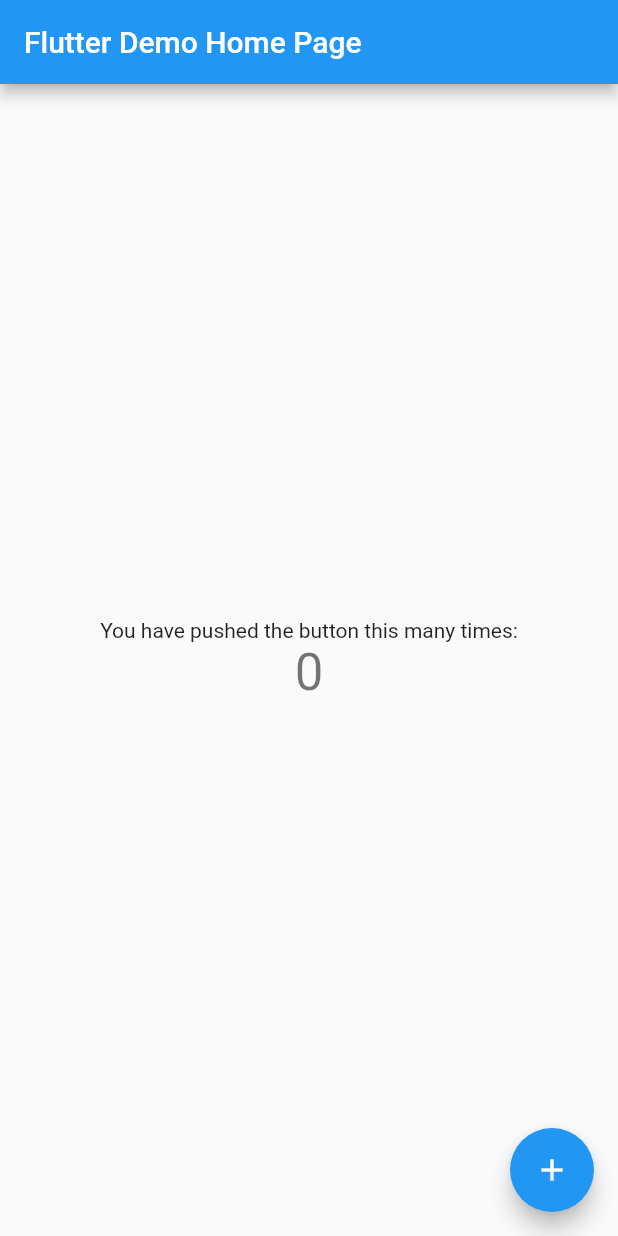
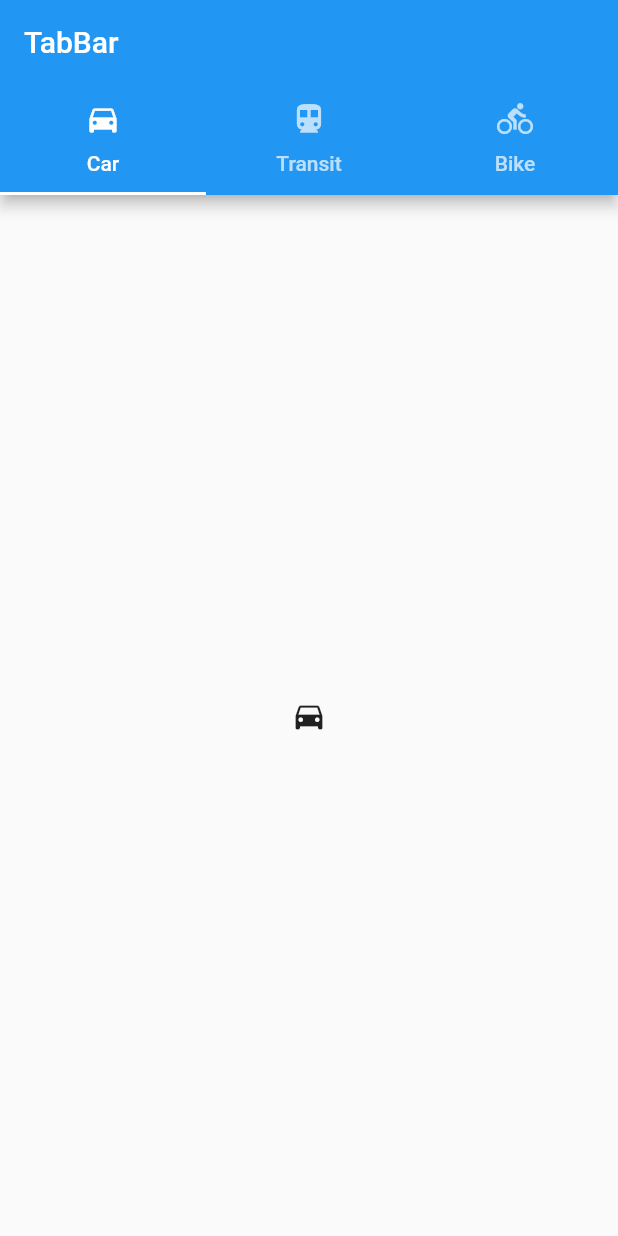
Before and after one commit to Nuengnakhap/flutter_exercises, a Flutter app: the screen it shows after launch, on a phone screen of 412 x 824 dp. Run offline on Flutter 3.47's test engine with Material 2 defaults, Android fonts, the phone set to English and light mode, and no system bars.

Commit message:
add new widget

```diff
--- a/lib/main.dart
+++ b/lib/main.dart
@@ -20,92 +20,86 @@ class MyApp extends StatelessWidget {
         // is not restarted.
         primarySwatch: Colors.blue,
       ),
-      home: MyHomePage(title: 'Flutter Demo Home Page'),
+      home: MyHomePage(),
     );
   }
 }
 
-class MyHomePage extends StatefulWidget {
-  MyHomePage({Key key, this.title}) : super(key: key);
-
-  // This widget is the home page of your application. It is stateful, meaning
-  // that it has a State object (defined below) that contains fields that affect
-  // how it looks.
-
-  // This class is the configuration for the state. It holds the values (in this
-  // case the title) provided by the parent (in this case the App widget) and
-  // used by the build method of the State. Fields in a Widget subclass are
-  // always marked "final".
-
-  final String title;
-
-  @override
-  _MyHomePageState createState() => _MyHomePageState();
-}
-
-class _MyHomePageState extends State<MyHomePage> {
-  int _counter = 0;
-
-  void _incrementCounter() {
-    setState(() {
-      // This call to setState tells the Flutter framework that something has
-      // changed in this State, which causes it to rerun the build method below
-      // so that the display can reflect the updated values. If we changed
-      // _counter without calling setState(), then the build method would not be
-      // called again, and so nothing would appear to happen.
-      _counter++;
-    });
-  }
-
+class MyHomePage extends StatelessWidget {
   @override
   Widget build(BuildContext context) {
-    // This method is rerun every time setState is called, for instance as done
-    // by the _incrementCounter method above.
-    //
-    // The Flutter framework has been optimized to make rerunning build methods
-    // fast, so that you can just rebuild anything that needs updating rather
-    // than having to individually change instances of widgets.
-    return Scaffold(
-      appBar: AppBar(
-        // Here we take the value from the MyHomePage object that was created by
-        // the App.build method, and use it to set our appbar title.
-        title: Text(widget.title),
-      ),
-      body: Center(
-        // Center is a layout widget. It takes a single child and positions it
-        // in the middle of the parent.
-        child: Column(
-          // Column is also layout widget. It takes a list of children and
-          // arranges them vertically. By default, it sizes itself to fit its
-          // children horizontally, and tries to be as tall as its parent.
-          //
-          // Invoke "debug painting" (press "p" in the console, choose the
-          // "Toggle Debug Paint" action from the Flutter Inspector in Android
-          // Studio, or the "Toggle Debug Paint" command in Visual Studio Code)
-          // to see the wireframe for each widget.
-          //
-          // Column has various properties to control how it sizes itself and
-          // how it positions its children. Here we use mainAxisAlignment to
-          // center the children vertically; the main axis here is the vertical
-          // axis because Columns are vertical (the cross axis would be
-          // horizontal).
-          mainAxisAlignment: MainAxisAlignment.center,
+    // TODO: implement build
+    return DefaultTabController(
+      length: 3,
+      child: Scaffold(
+        appBar: AppBar(
+          title: Text('TabBar'),
+          bottom: TabBar(
+            tabs: <Widget>[
+              Tab(
+                icon: Icon(Icons.directions_car),
+                text: 'Car',
+              ),
+              Tab(
+                icon: Icon(Icons.directions_transit),
+                text: 'Transit',
+              ),
+              Tab(
+                icon: Icon(Icons.directions_bike),
+                text: 'Bike',
+              ),
+            ],
+          ),
+        ),
+        body: TabBarView(
           children: <Widget>[
-            Text(
-              'You have pushed the button this many times:',
-            ),
-            Text(
-              '$_counter',
-              style: Theme.of(context).textTheme.display1,
-            ),
+            Icon(Icons.directions_car),
+            Icon(Icons.directions_transit),
+            Icon(Icons.directions_bike)
           ],
         ),
       ),
-      floatingActionButton: FloatingActionButton(
-        onPressed: _incrementCounter,
-        tooltip: 'Increment',
-        child: Icon(Icons.add),
-      ), // This trailing comma makes auto-formatting nicer for build methods.
     );
   }
 }
+
+// class MyHomePage extends StatefulWidget {
+//   @override
+//   State<StatefulWidget> createState() {
+//     // TODO: implement createState
+//     return MyHomePageState();
+//   }
+// }
+
+// class MyHomePageState extends State<MyHomePage> {
+//   @override
+//   var counter = 0;
+
+//   @override
+//   Widget build(BuildContext context) {
+//     // TODO: implement build
+//     return Scaffold(
+//       appBar: AppBar(
+//         title: Text('Hello World'),
+//       ),
+//       body: Row(
+//         mainAxisAlignment: MainAxisAlignment.spaceAround,
+//         crossAxisAlignment: CrossAxisAlignment.center,
+//         children: <Widget>[
+//           Text('$counter'),
+//           Text('$counter'),
+//           Text('$counter')
+//         ],
+//       ),
+//       floatingActionButton: IconButton(
+//         icon: Icon(Icons.add),
+//         onPressed: () {
+//           setState(() {
+//             counter++;
+//           });
+//           print("counter value: $counter");
+//         },
+//       ),
+//     );
+//   }
+// }
```
